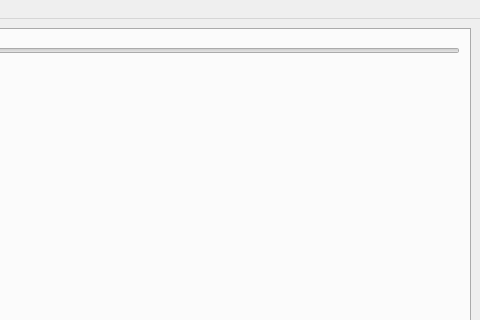
This is src/mainwindow.ui in skyzh/Meteor as Qt 5 draws it before an edit; both pictures show x 800 to 1280 and y 0 to 320 of the 1280 by 720 pixel window. The edited form follows.
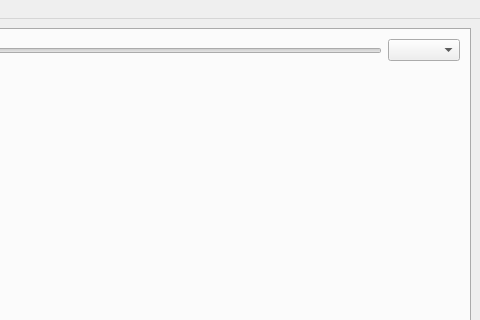
This is the edited form. The open tabs and pages were chosen to show the change.

The edit to the form file:
```diff
--- a/src/mainwindow.ui
+++ b/src/mainwindow.ui
@@ -409,6 +409,9 @@
             </property>
            </widget>
           </item>
+          <item>
+           <widget class="QComboBox" name="comboBoxFlow"/>
+          </item>
          </layout>
         </item>
         <item>
```
Left out of the diff: 2 changed lines with no effect on the pictures.
